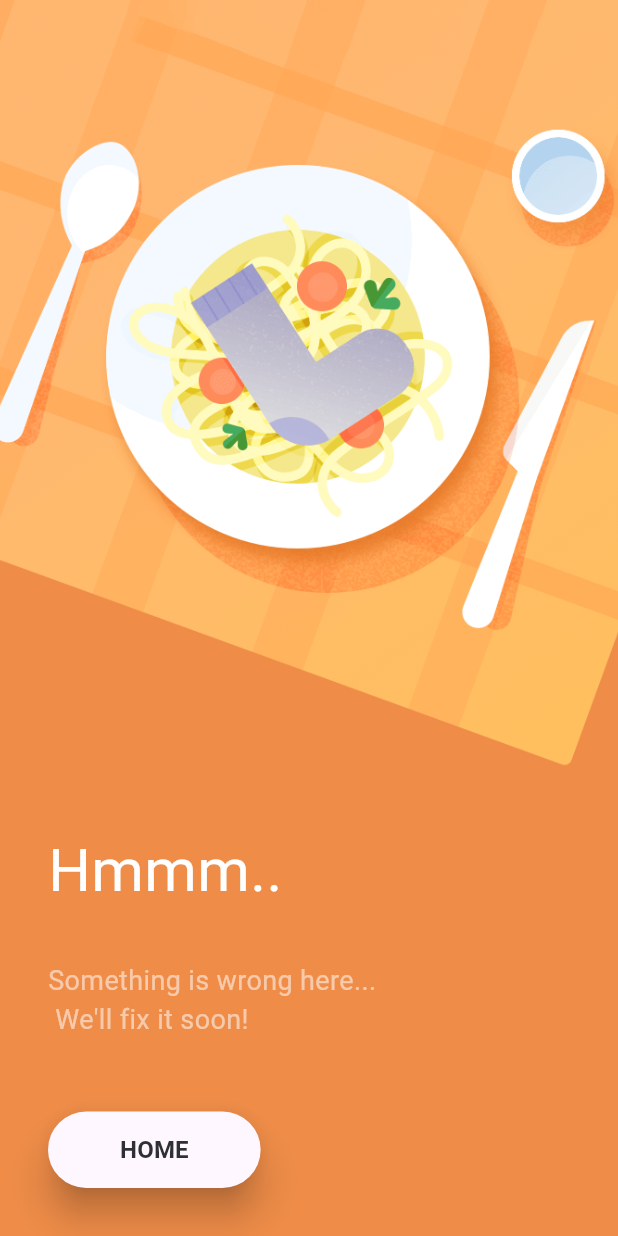
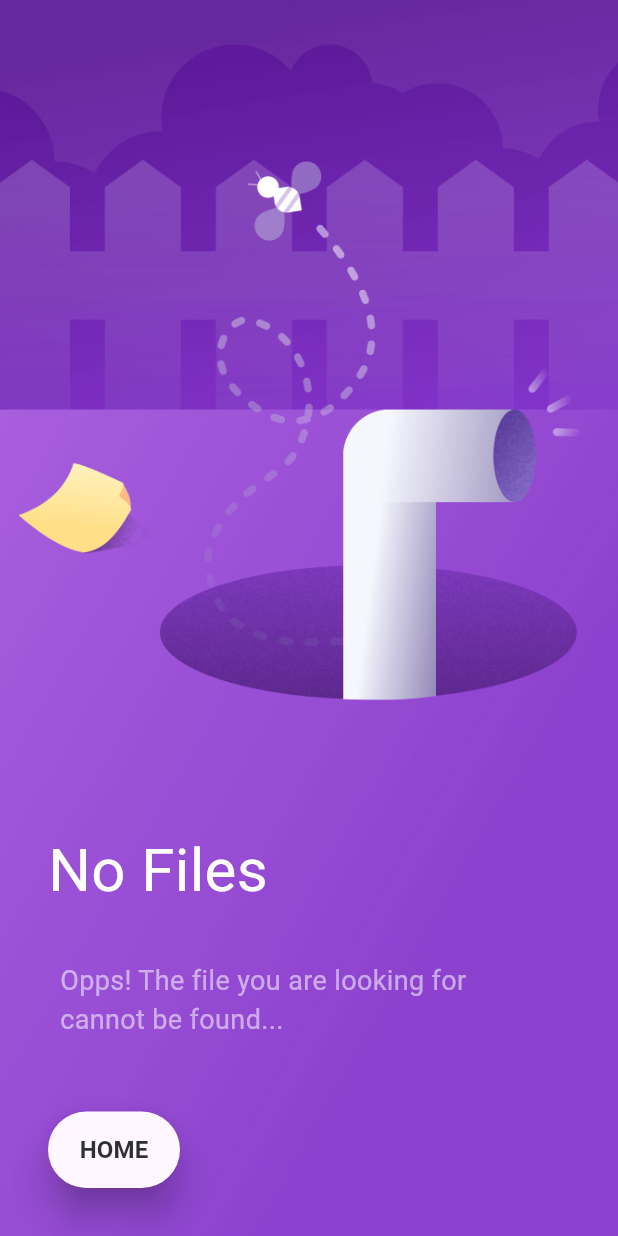
Before and after one commit to ChrissDisigale/flutter-error-screen, a Flutter app: the screen it shows after launch, on a phone screen of 412 x 824 dp. Run offline on Flutter 3.47's test engine with Material 3 defaults, Android fonts, the phone set to English and light mode, and no system bars; drawn by our look-alikes of nb_utils.

Commit message:
no file error

```diff
--- a/lib/main.dart
+++ b/lib/main.dart
@@ -38,21 +38,21 @@ class _HangOnPageState extends State<HangOnPage> {
       child: Scaffold(
         body: Stack(
           children: [
-            Image.asset('images/errorScreens/6_Error.png', fit: BoxFit.cover, height: context.height()),
+            Image.asset('images/errorScreens/20_File Not Found.png', fit: BoxFit.cover, height: context.height()),
             Column(
               crossAxisAlignment: CrossAxisAlignment.start,
               mainAxisAlignment: MainAxisAlignment.end,
               children: [
-                Text('Hmmm..', style: primaryTextStyle(size: 40, color: white)),
+                Text('No Files', style: primaryTextStyle(size: 40, color: white)),
                 32.height,
                 Text(
-                  'Something is wrong here...\n We\'ll fix it soon!',
+                  'Opps! The file you are looking for cannot be found...',
                   style: primaryTextStyle(color: Colors.white54, size: 18),
-                ),
+                ).paddingSymmetric(horizontal: 8),
                 48.height,
                 AppButton(
                   color: context.cardColor,
-                  child: Text('HOME', style: boldTextStyle()).paddingSymmetric(horizontal: 32),
+                  child: Text('HOME', style: boldTextStyle()),
                   shapeBorder: RoundedRectangleBorder(borderRadius: radius(30)),
                   elevation: 10,
                   onTap: () {
```
